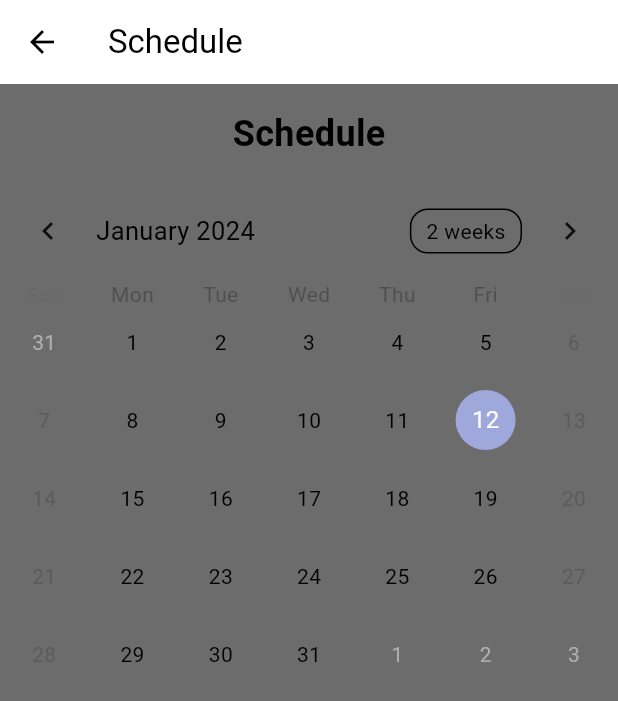
After one commit to Brandon-T-Yates/vsu_app, a Flutter app: the SchedulePage screen opened directly, on a phone screen of 412 x 824 dp. The commit adds this screen. Shown: the top 701 px of the screen. Run offline on Flutter 3.47's test engine with Material 3 defaults, Android fonts, the phone set to English and light mode, and no system bars; drawn by our look-alikes of table_calendar.

Commit message:
Created schedule page with calender view. More functionality to come

```diff
--- a/lib/main.dart
+++ b/lib/main.dart
@@ -10,6 +10,7 @@ class MyApp extends StatelessWidget {
   @override
   Widget build(BuildContext context) {
     return MaterialApp(
+      debugShowCheckedModeBanner: false,
       title: 'VSU Work Study',
       theme: ThemeData(
         primarySwatch: Colors.blue,
--- a/lib/screens/homepage.dart
+++ b/lib/screens/homepage.dart
@@ -1,5 +1,6 @@
 import 'package:flutter/material.dart';
 import 'package:intl/intl.dart';
+import 'schedulepage.dart';
 
 class HomePage extends StatefulWidget {
   @override
@@ -46,7 +47,10 @@ class _HomePageState extends State<HomePage> {
                   child: const Text('Schedule'),
                   // Add functionality or route navigation for the Settings option
                   onTap: () {
-                    // Add code to handle the Settings option
+                    Navigator.push(
+                      context,
+                      MaterialPageRoute(builder: (context) => SchedulePage()),
+                    );
                   },
                 ),
                 PopupMenuItem(
--- /dev/null
+++ b/lib/screens/schedulepage.dart
@@ -0,0 +1,71 @@
+import 'package:flutter/material.dart';
+import 'package:table_calendar/table_calendar.dart';
+import '/constants/colors.dart';
+
+class SchedulePage extends StatelessWidget {
+  @override
+  Widget build(BuildContext context) {
+    return Scaffold(
+      appBar: AppBar(
+        title: const Text('Schedule'),
+      ),
+      backgroundColor: appBackGroundGrey,
+      body: Column(
+        children: [
+          const Padding(
+            padding: EdgeInsets.all(16.0),
+            child: Text(
+              'Schedule',
+              style: TextStyle(fontSize: 24, fontWeight: FontWeight.bold),
+            ),
+          ),
+          CalendarView(),
+        ],
+      ),
+    );
+  }
+}
+
+class CalendarView extends StatefulWidget {
+  @override
+  _CalendarViewState createState() => _CalendarViewState();
+}
+
+class _CalendarViewState extends State<CalendarView> {
+  CalendarFormat _calendarFormat = CalendarFormat.month;
+  DateTime _focusedDay = DateTime.now();
+  DateTime? _selectedDay;
+
+  @override
+  Widget build(BuildContext context) {
+    return TableCalendar(
+      firstDay: DateTime.utc(2022, 1, 1),
+      lastDay: DateTime.utc(2024, 12, 31),
+      focusedDay: _focusedDay,
+      calendarFormat: _calendarFormat,
+      onFormatChanged: (format) {
+        setState(() {
+          _calendarFormat = format;
+        });
+      },
+      onDaySelected: (selectedDay, focusedDay) {
+        setState(() {
+          _selectedDay = selectedDay;
+          _focusedDay =
+              focusedDay;
+        });
+      },
+      selectedDayPredicate: (day) {
+        return isSameDay(_selectedDay, day);
+      },
+      onPageChanged: (focusedDay) {
+        if (!isSameDay(focusedDay, DateTime.utc(2022, 12, 31)) &&
+            focusedDay.isAfter(DateTime.utc(2026, 12, 31))) {
+          setState(() {
+            _focusedDay = DateTime.utc(2022, 12, 31);
+          });
+        }
+      },
+    );
+  }
+}
--- a/pubspec.yaml
+++ b/pubspec.yaml
@@ -31,6 +31,7 @@ dependencies:
   flutter:
     sdk: flutter
   intl: ^0.17.0
+  table_calendar: ^3.0.8
 
 
   # The following adds the Cupertino Icons font to your application.
```
Also changed, not shown: pubspec.lock.
